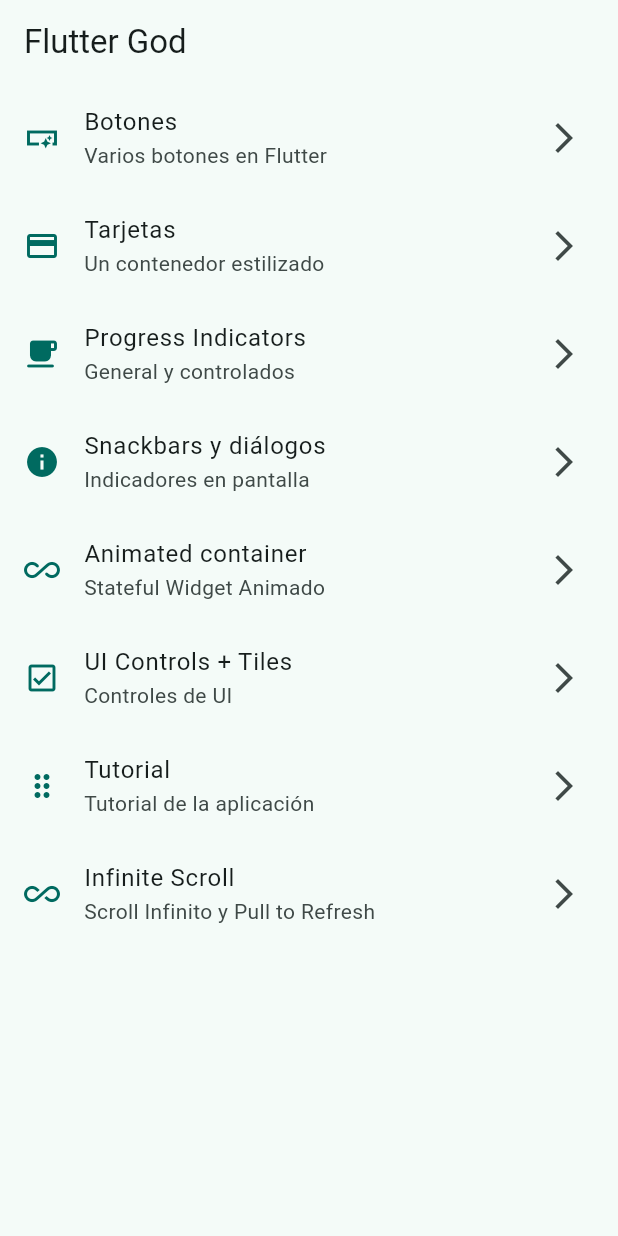
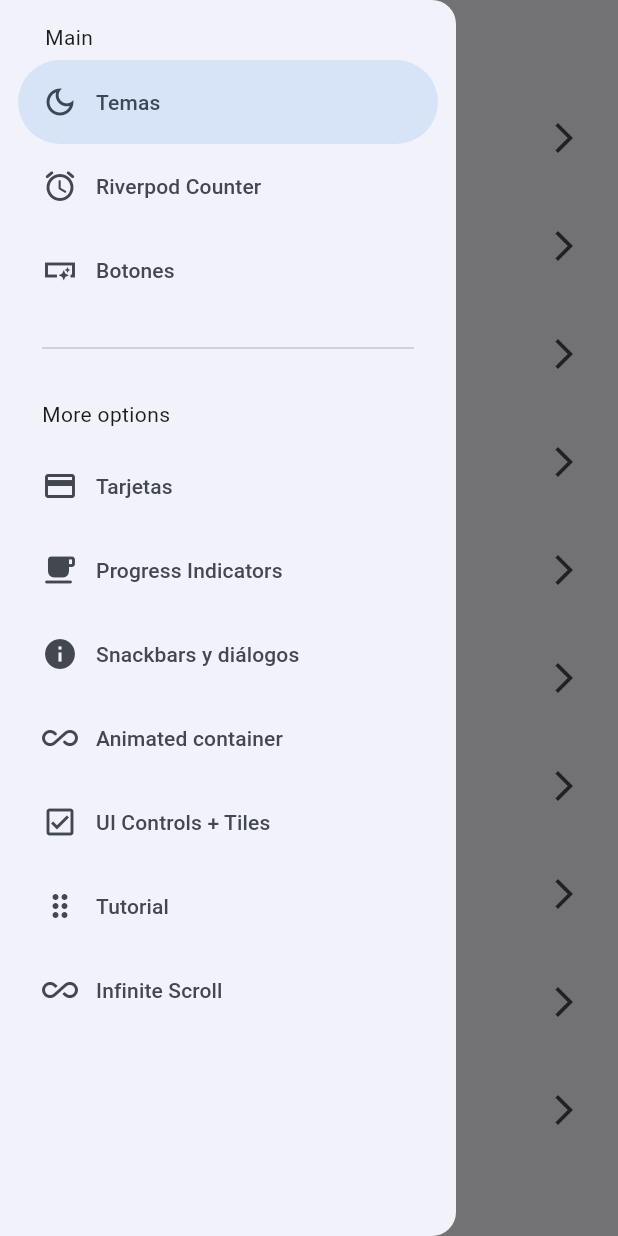
Before and after one commit to JonatanPanjoj/widgets_app, a Flutter app: the screen it shows after launch, with the side drawer open (before the commit the screen has no drawer), on a phone screen of 412 x 824 dp. Run offline on Flutter 3.47's test engine with Material 2 defaults, Android fonts, the phone set to English and light mode, and no system bars; our stand-ins replace animate_do, flutter_riverpod, go_router.

Commit message:
app theme con riverpod

```diff
--- a/lib/config/menu/menu_items.dart
+++ b/lib/config/menu/menu_items.dart
@@ -15,6 +15,18 @@ class MenuItem {
 }
 
 const appMenuItems = <MenuItem> [
+  MenuItem(
+    title: 'Temas',
+    subTitle: 'Cambia el color y modo de tema',
+    link: '/theme-changer',
+    icon: Icons.dark_mode_outlined,
+  ),
+  MenuItem(
+    title: 'Riverpod Counter',
+    subTitle: 'Utilización de Gestor de estado',
+    link: '/counter-screen',
+    icon: Icons.alarm_rounded,
+  ),
   MenuItem(
     title: 'Botones',
     subTitle: 'Varios botones en Flutter',
@@ -63,4 +75,5 @@ const appMenuItems = <MenuItem> [
     link: '/infinite',
     icon: Icons.all_inclusive,
   ),
+
 ];
--- a/lib/config/router/app_router.dart
+++ b/lib/config/router/app_router.dart
@@ -1,5 +1,6 @@
 import 'package:go_router/go_router.dart';
 import 'package:widgets_app/presentation/screens/screens.dart';
+import 'package:widgets_app/presentation/screens/theme_changer/theme_changer_screen.dart';
 
 final appRouter = GoRouter(
   initialLocation: '/',
@@ -49,5 +50,15 @@ final appRouter = GoRouter(
       name: InfiniteScrollScreen.name,
       builder: (context, state) => const InfiniteScrollScreen(),
     ),
+    GoRoute(
+      path: '/counter-screen',
+      name: CounterScreen.name,
+      builder: (context, state) => const CounterScreen(),
+    ),
+    GoRoute(
+      path: '/theme-changer',
+      name: ThemeChangerScreen.name,
+      builder: (context, state) => const ThemeChangerScreen(),
+    ),
   ]
 );
--- a/lib/config/theme/app_theme.dart
+++ b/lib/config/theme/app_theme.dart
@@ -6,18 +6,25 @@ const colorList = <Color>[
   Colors.indigo,
   Colors.green,
   Colors.red,
+  Colors.amber,
+  Colors.deepPurple,
+  Colors.cyan,
+  Colors.orange,
 ];
 
 class AppTheme{
   final int selectedColor;
+  final bool isDarkMode;
 
   AppTheme({
+    this.isDarkMode = false,
     this.selectedColor = 0
   }): assert (selectedColor >= 0, 'Selected color must be greater than 0'),
       assert (selectedColor < colorList.length, 'Selected color must be less or equal than ${colorList.length-1}');
 
   ThemeData getTheme ()=> ThemeData(
     useMaterial3: true,
+    brightness: isDarkMode ? Brightness.dark : Brightness.light,
     colorSchemeSeed: colorList[selectedColor ],
 
     appBarTheme: const AppBarTheme(
--- a/lib/main.dart
+++ b/lib/main.dart
@@ -1,21 +1,31 @@
 import 'package:flutter/material.dart';
+import 'package:flutter_riverpod/flutter_riverpod.dart';
 import 'package:widgets_app/config/router/app_router.dart';
 import 'package:widgets_app/config/theme/app_theme.dart';
+import 'package:widgets_app/presentation/providers/theme_provider.dart';
 
 void main() {
-  runApp(const MainApp());
+  runApp(
+    const ProviderScope(
+      child: MainApp()
+    )
+  );
 }
 
-class MainApp extends StatelessWidget {
+class MainApp extends ConsumerWidget {
   const MainApp({super.key});
 
   @override
-  Widget build(BuildContext context) {
+  Widget build(BuildContext context, WidgetRef ref) {
+
+    final bool isDarkMode = ref.watch( isDarkModeProvider);
+    final int selectedColor = ref.watch( selectedColorProvider );
+
     return MaterialApp.router(
       title: 'Flutter Widgets',
       routerConfig: appRouter,
       debugShowCheckedModeBanner: false,
-      theme: AppTheme(selectedColor: 1).getTheme(),
+      theme: AppTheme(selectedColor: selectedColor, isDarkMode: isDarkMode).getTheme(),
     );
   }
 }
--- /dev/null
+++ b/lib/presentation/providers/counter_provider.dart
@@ -0,0 +1,3 @@
+import 'package:flutter_riverpod/flutter_riverpod.dart';
+
+final counterProvider = StateProvider<int>((ref) => 5);
--- /dev/null
+++ b/lib/presentation/providers/theme_provider.dart
@@ -0,0 +1,11 @@
+import 'package:flutter_riverpod/flutter_riverpod.dart';
+import 'package:widgets_app/config/theme/app_theme.dart';
+
+//Listado de colores inmutable
+final colorListProvider = Provider((ref) => colorList);
+
+//Un simple booleano
+final isDarkModeProvider = StateProvider<bool>((ref) => false);
+
+//Un simple entero
+final selectedColorProvider = StateProvider<int>((ref) => 0);
--- a/lib/presentation/screens/home/home_screen.dart
+++ b/lib/presentation/screens/home/home_screen.dart
@@ -1,6 +1,7 @@
 import 'package:flutter/material.dart';
 import 'package:go_router/go_router.dart';
 import 'package:widgets_app/config/menu/menu_items.dart';
+import 'package:widgets_app/presentation/widgets/side_menu.dart';
 
 class HomeScreen extends StatelessWidget {
 
@@ -10,11 +11,16 @@ class HomeScreen extends StatelessWidget {
 
   @override
   Widget build(BuildContext context) {
+
+    final scaffolKey = GlobalKey<ScaffoldState>();
+
     return Scaffold(
+      key: scaffolKey,
       appBar: AppBar(
         title: const Text('Flutter God')
       ),
       body: const _HomeView(),
+      drawer: SideMenu(scaffoldkey: scaffolKey,),
     );
   }
 }
--- a/lib/presentation/screens/screens.dart
+++ b/lib/presentation/screens/screens.dart
@@ -1,10 +1,11 @@
+export 'package:widgets_app/presentation/screens/theme_changer/theme_changer_screen.dart';
+export 'package:widgets_app/presentation/screens/counter/counter_screen.dart';
 export 'package:widgets_app/presentation/screens/animated/animated_scren.dart';
 export 'package:widgets_app/presentation/screens/app_tutorial/app_tutorial_screen.dart';
 export 'package:widgets_app/presentation/screens/infinite_scroll/infinite_scroll_screen.dart';
 export 'package:widgets_app/presentation/screens/progress/progress_screen.dart';
 export 'package:widgets_app/presentation/screens/snackbar/snackbar_screen.dart';
 export 'package:widgets_app/presentation/screens/ui_controls/ui_controls_screen.dart';
-
 export 'package:widgets_app/presentation/screens/buttons/buttons_screen.dart';
 export 'package:widgets_app/presentation/screens/cards/cards_screen.dart';
 export 'package:widgets_app/presentation/screens/home/home_screen.dart';
--- /dev/null
+++ b/lib/presentation/widgets/side_menu.dart
@@ -0,0 +1,79 @@
+import 'package:flutter/material.dart';
+import 'package:go_router/go_router.dart';
+import 'package:widgets_app/config/menu/menu_items.dart';
+
+class SideMenu extends StatefulWidget {
+
+  final GlobalKey<ScaffoldState> scaffoldkey;
+
+  const SideMenu({
+    super.key,
+    required this.scaffoldkey
+  });
+
+  @override
+  State<SideMenu> createState() => _SideMenuState();
+}
+
+
+//Sería conveniente poder recibir el menu en una lista
+class _SideMenuState extends State<SideMenu> {
+
+  //Aquí podríamos usar un gestor de estado para saber cual esta seleccionada
+  int navDrawerIndex = 0;
+
+  @override
+  Widget build(BuildContext context) {
+
+    final hasNotch = MediaQuery.of(context).viewPadding.top > 35;
+
+    return NavigationDrawer(
+      selectedIndex: navDrawerIndex,
+      onDestinationSelected: (value) {
+
+        setState(() {
+          navDrawerIndex = value;
+        });
+
+        final menuItem = appMenuItems[value];
+        context.push(menuItem.link);
+        widget.scaffoldkey.currentState?.closeDrawer();
+      },
+      children: [
+
+        Padding(
+          padding: EdgeInsets.fromLTRB(30, hasNotch ? 0 : 15, 16, 5),
+          child: const Text('Main'),
+        ),
+
+        ...appMenuItems
+        .sublist(0,3) //SOLO LOS PRIMEROS 3 ELEMENTOS DEL LISTADO
+        .map((item) => NavigationDrawerDestination(
+          icon: Icon(item.icon),
+          label: Text(item.title)
+        )
+        ),
+
+        const Padding(
+          padding: EdgeInsets.fromLTRB(28, 16, 28, 10),
+          child: Divider(),
+        ),
+
+
+        const Padding(
+          padding: EdgeInsets.fromLTRB(28, 16, 28, 10),
+          child: Text('More options'),
+        ),
+
+        ...appMenuItems
+        .sublist(3) //SOLO LOS PRIMEROS 3 ELEMENTOS DEL LISTADO
+        .map((item) => NavigationDrawerDestination(
+          icon: Icon(item.icon),
+          label: Text(item.title)
+        )
+        ),
+
+      ],
+    );
+  }
+}
--- a/pubspec.yaml
+++ b/pubspec.yaml
@@ -10,6 +10,7 @@ dependencies:
   animate_do: ^3.0.2
   flutter:
     sdk: flutter
+  flutter_riverpod: ^2.3.6
   go_router: ^9.0.0
 
 dev_dependencies:
```
Also changed, not shown: lib/presentation/screens/counter/counter_screen.dart (added, +47 -0 lines), lib/presentation/screens/theme_changer/theme_changer_screen.dart (added, +63 -0 lines), pubspec.lock.
